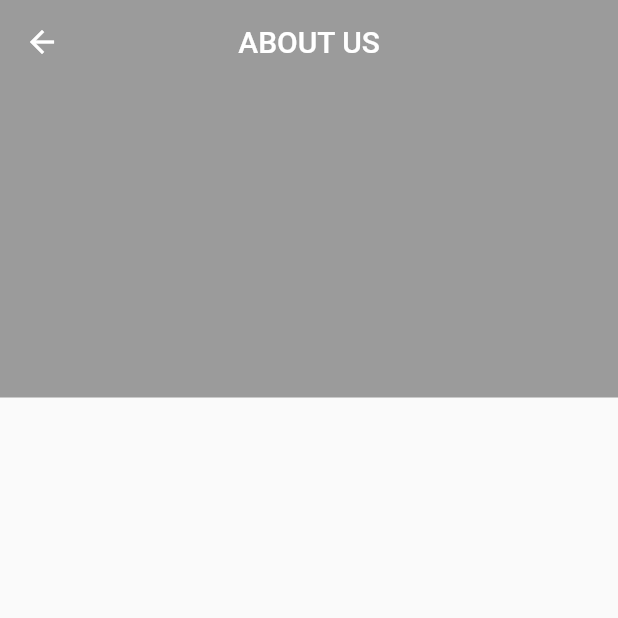
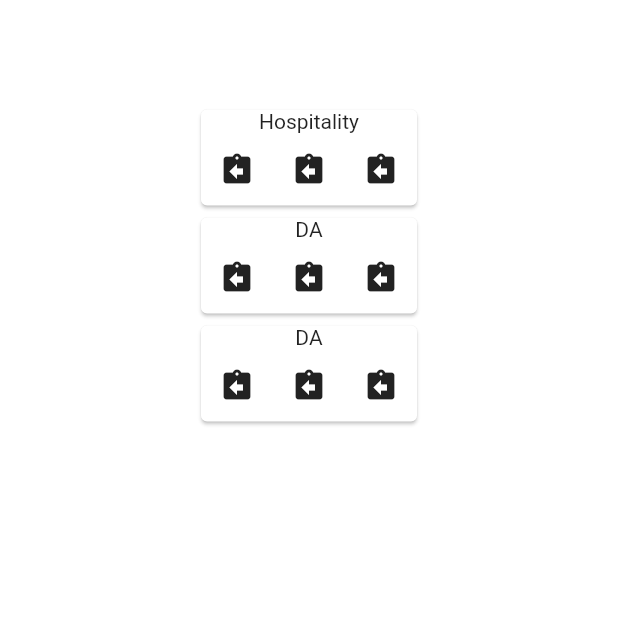
Before and after one commit to PrasanthChettri/FeedbackPageUDGAM2020, a Flutter app: the screen it shows after launch, on a phone screen of 412 x 824 dp, the top half of it. Run offline on Flutter 3.47's test engine with Material 2 defaults, Android fonts, the phone set to English and light mode, and no system bars.

Commit message:
ADDED MOODLIST

```diff
--- a/lib/main.dart
+++ b/lib/main.dart
@@ -1,4 +1,5 @@
 import 'package:flutter/material.dart';
+import 'moodlist.dart' ;
 
 void main() => runApp(MyApp());
 
@@ -21,30 +22,27 @@ class MyHomePage extends StatefulWidget {
   _MyHomePageState createState() => _MyHomePageState();
 }
 
-class _MyHomePageState extends State<MyHomePage> {
+class _MyHomePageState extends State<MyHomePage>{
+  //ASSESTS --
+  var rowi =  new row_b() ;
+  bool  anonymous  = false  ;
+  String feedback = "" ;
   @override
   Widget build(BuildContext context) {
    return Scaffold(
+     backgroundColor: Colors.white ,
      body :
       CustomScrollView(
       slivers: [
-        SliverAppBar(
-          title: Text("ABOUT US") ,
-          snap: false,
-          //flexibleSpace: Image.asset('assets/Kanchenjunga_India.jpg' , fit : BoxFit.fill ,),
-          floating: true,
-          expandedHeight: 265 ,
-          centerTitle: true,
-          backgroundColor: Colors.black38,
-          leading: IconButton(
-            onPressed: () {
-              Navigator.pop(context) ;
-            },
-            icon: Icon(Icons.arrow_back),
+        SliverToBoxAdapter(
+          child: SizedBox(
+            height: 69,
           ),
-        ),
-    ] ,
-    ) ,
-   )  ;
+        ) ,
+        SliverToBoxAdapter(
+            child :  rowi.get_widget()  ,
+        ) ,
+  ] ,) ,
+   ) ;
   }
 }
--- /dev/null
+++ b/lib/moodlist.dart
@@ -0,0 +1,54 @@
+import 'package:flutter/material.dart' ;
+//DATA STORAGE AND LAYOUT FOR MOODLIST
+class row_b {
+  //feedback({this.})
+  var n_f = 3;
+  var mood = [-1, -1, -1];
+  var every_card =  [];
+  var strings = ["Hospitality"  , "DA" ,"DA"];
+
+  Widget get_mood(int innerIndex, int outer_index) {
+    return
+       IconButton(
+          icon: Icon(Icons.assignment_return),
+          onPressed: () {
+            mood[outer_index] = innerIndex;
+          }
+    );
+  }
+
+  void make_card() {
+    for (int i = 0; i < this.n_f; i++) {
+      every_card.add(
+        Card (
+          child :
+              Column(
+                children : [
+                  Text(strings[i]) ,
+                  Row(
+                          mainAxisSize: MainAxisSize.min,
+                            children: <Widget>[
+                            get_mood(0, i), get_mood(1, i), get_mood(2, i),
+                          ],
+                      ) ,
+              ] ,
+                  )
+        )
+        ) ;
+    }
+  }
+
+  Widget get_widget() {
+    make_card() ;
+    return Column(
+      children: <Widget>[
+        every_card[0] ,
+        every_card[1] ,
+        every_card[2] ,
+      ],
+    );
+  }
+}
+/**Row(
+
+**/
```
Also changed, not shown: lib/feedbackstatement.dart (added, +12 -0 lines).
